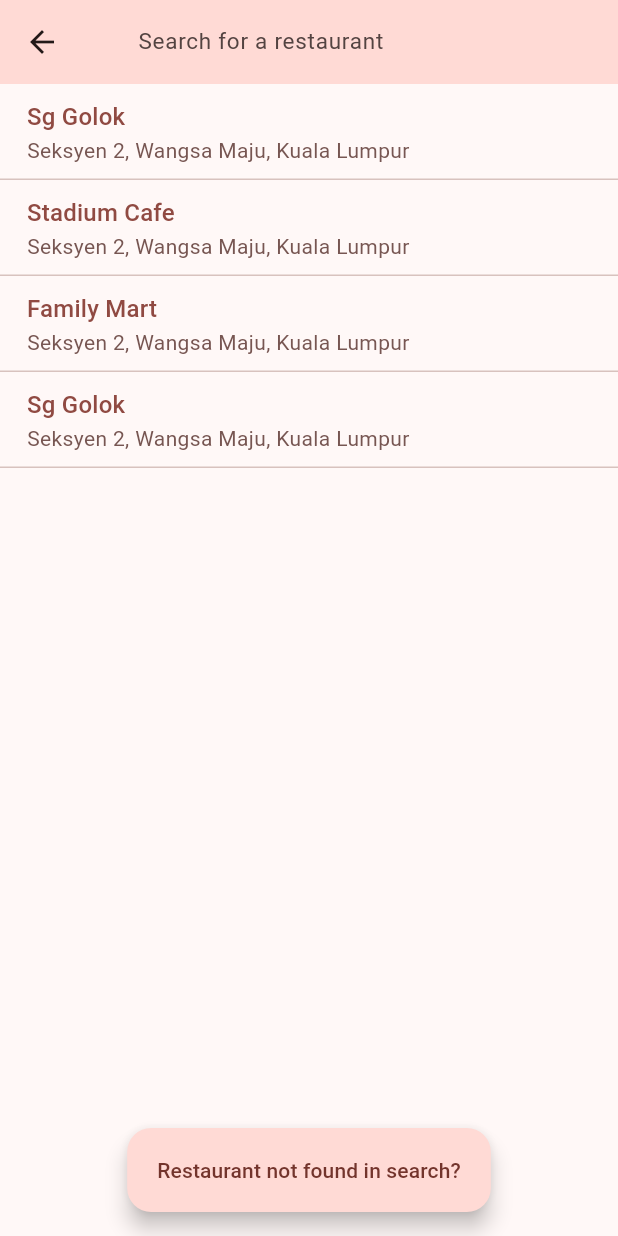
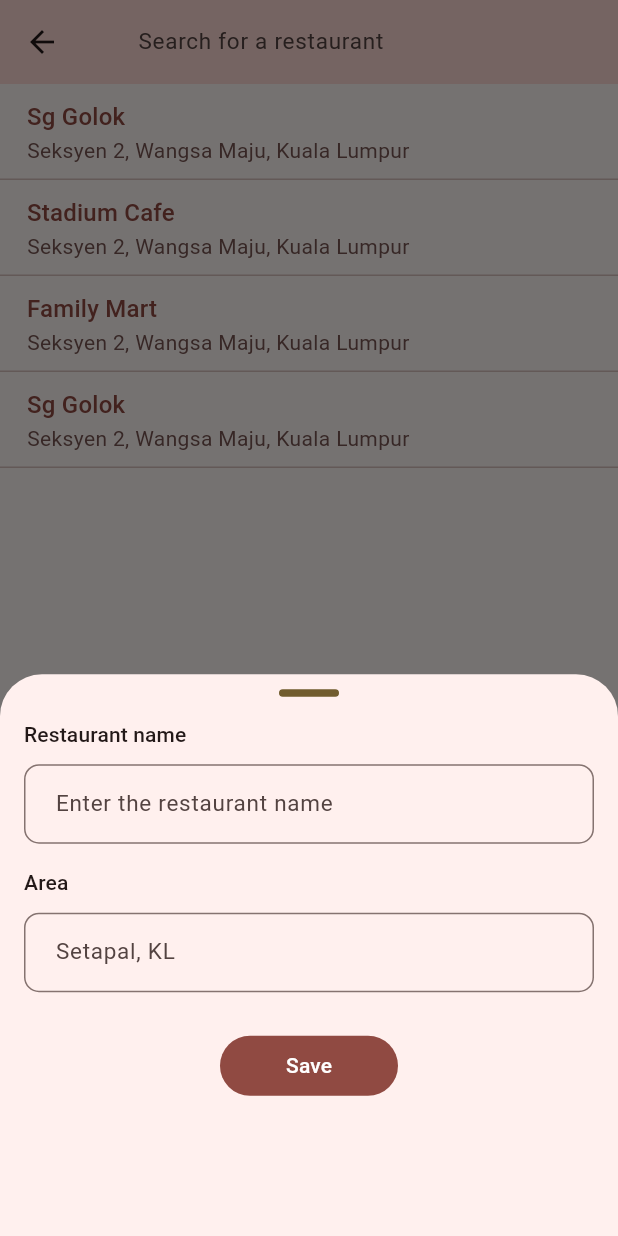
Before and after one commit to zaiehilmi/sedakOrk, a Flutter app: the SearchScreen screen opened by its route, after a tap on "Restaurant not found in search?", on a phone screen of 412 x 824 dp. Run offline on Flutter 3.47's test engine with Material 2 defaults, Android fonts, the phone set to English and light mode, and no system bars; drawn by our look-alikes of dynamic_color; our stand-ins replace fluro, flutter_rating_bar, flutter_svg, geocoding, geolocator, google_fonts and 1 more.

Commit message:
buat bottom sheet utk tambah restoran

```diff
--- a/lib/l10n/intl_en.arb
+++ b/lib/l10n/intl_en.arb
@@ -35,5 +35,6 @@
     "h_cari": "Search for a restaurant",
     "h_namaMenu": "Enter menu name",
     "h_harga": "Enter menu price",
-    "h_penilaian": "A few words of review"
+    "h_penilaian": "A few words of review",
+    "h_namaKedai": "Enter the restaurant name"
 }
--- a/lib/l10n/intl_ms_MY.arb
+++ b/lib/l10n/intl_ms_MY.arb
@@ -35,5 +35,6 @@
     "h_cari": "Cari kedai makan",
     "h_namaMenu": "Masukkan nama menu",
     "h_harga": "Masukkan harga menu",
-    "h_penilaian": "Sepatah dua kata"
+    "h_penilaian": "Sepatah dua kata",
+    "h_namaKedai": "Masukkan nama kedai"
 }
--- a/lib/screen/search_screen.dart
+++ b/lib/screen/search_screen.dart
@@ -1,5 +1,6 @@
 import 'package:flutter/material.dart';
 import 'package:flutter/rendering.dart';
+import 'package:logger/logger.dart';
 import 'package:sedakork/screen/widget/rectangular_textfield.dart';
 import 'package:sedakork/screen/widget/search_result.dart';
 import 'package:sedakork/util/setting_constant.dart';
@@ -16,6 +17,10 @@ class _SearchScreenState extends State<SearchScreen> {
   late ScrollController _scrollController;
 
   static var search = TextEditingController();
+  static var addRestaurantName = TextEditingController();
+  static var addAreaName = TextEditingController();
+
+  var logger = Logger();
 
   @override
   void initState() {
@@ -72,10 +77,39 @@ class _SearchScreenState extends State<SearchScreen> {
       floatingActionButton: _showFab
           ? FloatingActionButton.extended(
               label: Text(delegate(context).b_kedaiTiada),
-              onPressed: () {},
+              onPressed: () {
+                // _showBottomSheet = !_showBottomSheet;
+                // logger.d('_showBottomSheet = $_showBottomSheet');
+                _showAddItemSheet();
+              },
             )
           : null,
       floatingActionButtonLocation: FloatingActionButtonLocation.centerFloat,
+      // bottomSheet: Container(
+      //       padding: EdgeInsets.all(16.0),
+      //       child: Column(
+      //         mainAxisSize: MainAxisSize.min,
+      //         children: [
+      //           RectangularTextfield(
+      //             hint: 'lala 1',
+      //             controller: addRestaurantName,
+      //           ),
+      //           SizedBox(height: 16.0),
+      //           RectangularTextfield(
+      //             hint: 'lala 2',
+      //             controller: addAreaName,
+      //           ),
+      //           SizedBox(height: 16.0),
+      //           ElevatedButton(
+      //             onPressed: () {
+      //               // Save the input values and close the bottom sheet
+      //               Navigator.of(context).pop();
+      //             },
+      //             child: Text('Add'),
+      //           ),
+      //         ],
+      //       ),
+      //     ),
     );
   }
 
@@ -92,4 +126,87 @@ class _SearchScreenState extends State<SearchScreen> {
       });
     }
   }
+
+  void _showAddItemSheet() {
+    showModalBottomSheet(
+      context: context,
+      builder: (BuildContext context) {
+        return SingleChildScrollView(
+          child: Padding(
+            padding: EdgeInsets.only(
+                bottom: MediaQuery.of(context).viewInsets.bottom),
+            child: Container(
+              padding: const EdgeInsets.fromLTRB(16, 30, 16, 16),
+              height: MediaQuery.of(context).size.height / 2.2,
+              child: Stack(
+                  alignment: Alignment.topCenter,
+                  clipBehavior: Clip.none,
+                  children: [
+                    Positioned(
+                        top: -20,
+                        child: Container(
+                          width: 40,
+                          height: 5,
+                          decoration: BoxDecoration(
+                            borderRadius:
+                                const BorderRadius.all(Radius.circular(10)),
+                            color: colorScheme(context).tertiary,
+                          ),
+                        )),
+                    Column(
+                      crossAxisAlignment: CrossAxisAlignment.start,
+                      mainAxisSize: MainAxisSize.min,
+                      children: [
+                        Padding(
+                          padding: const EdgeInsets.only(bottom: 10),
+                          child: Text(
+                            delegate(context).namaKedai,
+                            style: textTheme(context).labelLarge,
+                          ),
+                        ),
+                        RectangularTextfield(
+                          hint: delegate(context).h_namaKedai,
+                          controller: addRestaurantName,
+                          outline: true,
+                        ),
+                        const SizedBox(height: 16.0),
+                        Padding(
+                          padding: const EdgeInsets.only(bottom: 10),
+                          child: Text(
+                            delegate(context).kawasan,
+                            style: textTheme(context).labelLarge,
+                          ),
+                        ),
+                        RectangularTextfield(
+                          hint:
+                              'Setapal, KL', // todo nak guna nama tempat semasa guna api nanti
+                          controller: addAreaName,
+                          outline: true,
+                        ),
+                        const SizedBox(height: 25.0),
+                        Center(
+                          child: FilledButton(
+                            onPressed: () {
+                              // Save the input values and close the bottom sheet
+                              Navigator.of(context).pop();
+                              addAreaName.clear();
+                              addRestaurantName.clear();
+                            },
+                            child: Padding(
+                              padding: const EdgeInsets.symmetric(horizontal: 20),
+                              child: Text(
+                                delegate(context).b_simpan,
+                              ),
+                            ),
+                          ),
+                        ),
+                      ],
+                    ),
+                  ]),
+            ),
+          ),
+        );
+      },
+    );
+  }
 }
--- a/lib/screen/widget/rectangular_textfield.dart
+++ b/lib/screen/widget/rectangular_textfield.dart
@@ -8,6 +8,7 @@ class RectangularTextfield extends StatelessWidget {
   TextEditingController controller;
   Color? bgColor;
   Color? textColor;
+  bool outline;
 
   RectangularTextfield({
     super.key,
@@ -15,12 +16,14 @@ class RectangularTextfield extends StatelessWidget {
     required this.controller,
     this.bgColor,
     this.textColor,
+    this.outline = false,
   });
 
   @override
   Widget build(BuildContext context) {
     return Container(
       decoration: BoxDecoration(
+        border: (outline) ? Border.all(color: colorScheme(context).outline): null,
         borderRadius: BorderRadius.circular(10),
         color: bgColor,
       ),
@@ -37,7 +40,7 @@ class RectangularTextfield extends StatelessWidget {
           border: InputBorder.none,
           contentPadding: const EdgeInsets.symmetric(
             horizontal: 20.0,
-            vertical: 16.0,
+            vertical: 14.0,
           ),
         ),
         controller: controller,
```
Also changed, not shown: lib/generated/intl/messages_ms_MY.dart, lib/generated/l10n.dart.
